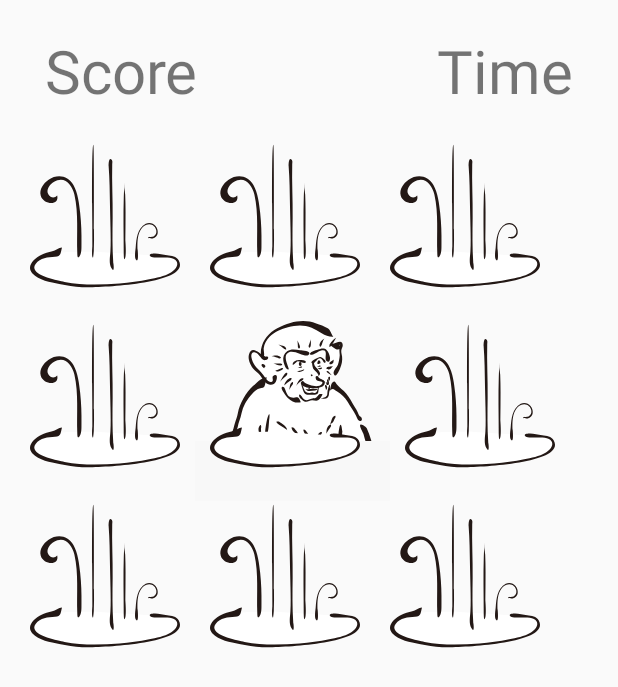
After one commit to terrapliny/mogura, an Android app: the layout activity_game.xml on its own in the app's theme, with its tools: preview values and no code run, on a phone screen of 412 x 824 dp. The commit adds this screen. Shown: the top 687 px of the screen. Run offline under Robolectric (Android 15) with nearby library versions, the phone set to English and light mode, and no system bars.

```diff
--- /dev/null
+++ b/app/src/main/java/com/test/mogura/GameActivity.java
@@ -0,0 +1,61 @@
+package com.test.mogura;
+
+import android.os.CountDownTimer;
+import android.os.Handler;
+import android.support.v7.app.AppCompatActivity;
+import android.os.Bundle;
+import android.view.View;
+import android.widget.ImageView;
+
+import com.test.mogura.MoguraFrame.Factory;
+import com.test.mogura.MoguraFrame.Mogura;
+import com.test.mogura.Saru.SaruFactory;
+
+import java.util.Random;
+
+public class GameActivity extends AppCompatActivity {
+
+    int period;
+    @Override
+    protected void onCreate(Bundle savedInstanceState) {
+        super.onCreate(savedInstanceState);
+        setContentView(R.layout.activity_game);
+        final Handler handler = new Handler();
+        final ImageView saru = findViewById(R.id.mogura_5);
+
+        period = 1000;
+        final Random rand = new Random();
+
+
+        saru.setVisibility(View.GONE);
+        new CountDownTimer(30000, 3000) {
+
+            public void onTick(long millisUntilFinished) {
+//                saru.setImageDrawable(null);
+                period = (int) rand.nextInt(3000) ;
+                new CountDownTimer(period, period) {
+                    public void onTick(long millisUntilFinished) { }
+                    public void onFinish() {
+                        if(saru.getVisibility() == View.GONE)
+                            startNewSaru(saru);
+                    }
+                }.start() ;
+            }
+
+            public void onFinish() { }
+        }.start();
+
+    }
+
+    public void startNewSaru(ImageView iv){
+        Factory saruFactory = new SaruFactory();
+        Mogura mogura = saruFactory.create();
+        mogura.startMogura(this, iv);
+    }
+
+    @Override
+    public void onBackPressed() {
+
+    }
+
+}
--- a/app/src/main/java/com/test/mogura/MainActivity.java
+++ b/app/src/main/java/com/test/mogura/MainActivity.java
@@ -1,77 +1,20 @@
 package com.test.mogura;
 
+import android.content.Intent;
 import android.os.Bundle;
-import android.os.CountDownTimer;
-import android.os.Handler;
 import android.support.v7.app.AppCompatActivity;
 import android.view.View;
-import android.widget.ImageView;
-
-import com.test.mogura.MoguraFrame.Factory;
-import com.test.mogura.MoguraFrame.Mogura;
-import com.test.mogura.Saru.SaruFactory;
-
-import java.util.Random;
-import java.util.Timer;
 
 public class MainActivity extends AppCompatActivity {
 
-    boolean wait = false;
-int period;
     @Override
     protected void onCreate(Bundle savedInstanceState) {
         super.onCreate(savedInstanceState);
         setContentView(R.layout.activity_main);
-        final Handler handler = new Handler();
-        final ImageView saru = findViewById(R.id.mogura_5);
-
-        final Timer timer = new Timer();
-        Timer timer2 = new Timer();
-        period = 1000;
-        final Random rand = new Random();
-
-//        timer2.scheduleAtFixedRate(
-//                new TimerTask() {
-//                    @Override
-//                    public void run() {
-//                        timer.scheduleAtFixedRate(
-//                                new TimerTask() {
-//                                    @Override
-//                                    public void run() {
-//                                        startNewSaru(saru);
-//                                        period = (int) rand.nextInt(2000) + 200;
-//                                    }
-//                                }, period, period);
-//                    }
-//                    }, period, period);
-saru.setVisibility(View.GONE);
-        new CountDownTimer(30000, 500) {
-
-            public void onTick(long millisUntilFinished) {
-//                saru.setImageDrawable(null);
-                period = (int) rand.nextInt(2000) + 200;
-                new CountDownTimer(period, period) {
-                    public void onTick(long millisUntilFinished) { }
-                    public void onFinish() {
-                        if(saru.getVisibility() == View.GONE)
-                            startNewSaru(saru);
-                    }
-                }.start() ;
-            }
-
-            public void onFinish() { }
-        }.start();
-
     }
 
-    public void startNewSaru(ImageView iv){
-        Factory saruFactory = new SaruFactory();
-        Mogura mogura = saruFactory.create();
-        mogura.startMogura(this, iv);
-    }
-
-    @Override
-    public void onBackPressed() {
-
+    public void onGameStart(View v){
+        Intent intent = new Intent(this, GameActivity.class);
+        startActivity(intent);
     }
 }
--- a/app/src/main/java/com/test/mogura/Saru/Saru.java
+++ b/app/src/main/java/com/test/mogura/Saru/Saru.java
@@ -15,7 +15,7 @@ import com.test.mogura.R;
 
 public class Saru extends Mogura {
     private final int score = 10;
-    private final int duration = 1000;
+    private final int duration = 130;
     private Drawable image;
     private ImageView imageView;
     private Animation anim;
@@ -54,39 +54,7 @@ public class Saru extends Mogura {
         });
 
 
-//        anim = AnimationUtils.loadAnimation(context, R.anim.up_down_anim);
-//        anim.setRepeatMode(Animation.REVERSE);
-//        anim.setRepeatCount(1);
-//        anim.setDuration(500);
-//        AnimationListener(new Animation.AnimationListener() {
-//            @Override
-//            public void onAnimationEnd(final Animation animation) {
-////                removeImage(imageView);
-//                imageView.setVisibility(View.GONE);
-//                MyUtils.showToast(context, "end");
-//            }
-//            @Override
-//            public void onAnimationRepeat(Animation animation) {
-//                try {
-//                    anim.wait(500);
-//                    MyUtils.showToast(context, "re");
-//                }catch (Exception e){
-//                    Log.e("", "onAnimationRepeat: ", e);
-//                }
-//            }
-//            @Override
-//            public void onAnimationStart(Animation animation) {
-//                MyUtils.showToast(context, "start");
-//            }
-//        });
-//
-//        imageView.startAnimation(anim);
-
     }
-
-//    private Animator moguraAnimator(View tar){
-//
-//    }
 
     @Override
     protected void setImage(Drawable image) {
--- /dev/null
+++ b/app/src/main/res/layout/activity_game.xml
@@ -0,0 +1,136 @@
+<?xml version="1.0" encoding="utf-8"?>
+<LinearLayout xmlns:android="http://schemas.android.com/apk/res/android"
+    xmlns:app="http://schemas.android.com/apk/res-auto"
+    xmlns:tools="http://schemas.android.com/tools"
+    android:layout_width="match_parent"
+    android:layout_height="match_parent"
+    android:orientation="vertical"
+    tools:context=".GameActivity">
+
+
+    <android.support.constraint.ConstraintLayout
+        android:layout_width="match_parent"
+        android:layout_height="wrap_content">
+
+        <TextView
+            android:id="@+id/score"
+            style="@style/Text_Score_Time"
+            android:layout_width="wrap_content"
+            android:layout_height="wrap_content"
+            android:layout_marginBottom="20dp"
+            android:layout_marginStart="30dp"
+            android:layout_marginTop="20dp"
+            android:text="Score"
+            app:layout_constraintBottom_toBottomOf="parent"
+            app:layout_constraintStart_toStartOf="parent"
+            app:layout_constraintTop_toTopOf="parent" />
+
+        <TextView
+            android:id="@+id/time"
+            style="@style/Text_Score_Time"
+            android:layout_width="wrap_content"
+            android:layout_height="wrap_content"
+            android:layout_marginBottom="20dp"
+            android:layout_marginEnd="30dp"
+            android:layout_marginTop="20dp"
+            android:text="Time"
+            app:layout_constraintBottom_toBottomOf="parent"
+            app:layout_constraintEnd_toEndOf="parent"
+            app:layout_constraintTop_toTopOf="parent" />
+
+    </android.support.constraint.ConstraintLayout>
+    <!--</LinearLayout>-->
+
+
+    <LinearLayout
+        android:layout_width="wrap_content"
+        android:layout_height="wrap_content"
+        android:orientation="horizontal">
+
+        <ImageView
+            android:id="@+id/hole_1"
+            android:layout_width="100dp"
+            android:layout_height="100dp"
+            style="@style/Hole_image_left"/>
+
+        <ImageView
+            android:id="@+id/hole_2"
+            android:layout_width="100dp"
+            android:layout_height="100dp"
+            style="@style/Hole_image_center"/>
+
+        <ImageView
+            android:id="@+id/hole_3"
+            android:layout_width="100dp"
+            android:layout_height="100dp"
+            style="@style/Hole_image_right"/>
+    </LinearLayout>
+
+    <LinearLayout
+        android:layout_width="wrap_content"
+        android:layout_height="wrap_content"
+        android:orientation="horizontal">
+
+        <ImageView
+            android:id="@+id/hole_4"
+            android:layout_width="100dp"
+            android:layout_height="100dp"
+            style="@style/Hole_image_left"/>
+
+        <FrameLayout
+            android:layout_width="wrap_content"
+            android:layout_height="match_parent">
+
+            <ImageView
+                android:id="@+id/mogura_5"
+                style="@style/saru_image_center"
+                android:layout_width="100dp"
+                android:layout_height="100dp" />
+
+            <TextView
+                android:layout_width="match_parent"
+                android:layout_height="43dp"
+                android:layout_marginTop="80dp"
+                android:background="#F8F8F8" />
+            <ImageView
+                android:id="@+id/hole_5"
+                android:layout_width="100dp"
+                android:layout_height="100dp"
+                android:src="@drawable/ic_doron_lite"
+                style="@style/Hole_image_center"/>
+
+
+        </FrameLayout>
+
+        <ImageView
+            android:id="@+id/hole_6"
+            android:layout_width="100dp"
+            android:layout_height="100dp"
+            style="@style/Hole_image_right"/>
+    </LinearLayout>
+
+    <LinearLayout
+        android:layout_width="wrap_content"
+        android:layout_height="wrap_content"
+        android:orientation="horizontal">
+
+        <ImageView
+            android:id="@+id/hole_7"
+            android:layout_width="100dp"
+            android:layout_height="100dp"
+            style="@style/Hole_image_left"/>
+
+        <ImageView
+            android:id="@+id/hole_8"
+            android:layout_width="100dp"
+            android:layout_height="100dp"
+            style="@style/Hole_image_center"/>
+
+        <ImageView
+            android:id="@+id/hole_9"
+            android:layout_width="100dp"
+            android:layout_height="100dp"
+            style="@style/Hole_image_right"/>
+    </LinearLayout>
+
+</LinearLayout>
```
